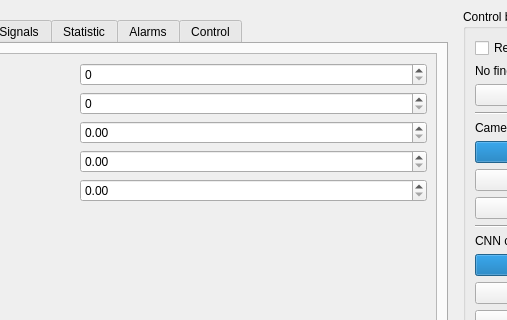
First picture: the form in modules_py/mainWindowSmir_ui.ui, repository rubiliks/CamViewer_Hikrobot_GiGE, before the edit; both pictures show x 312 to 819 and y 0 to 320 of the 984 by 704 pixel window.
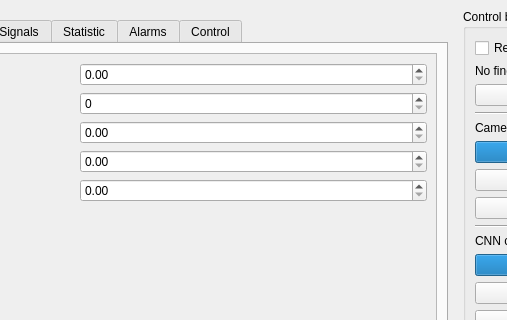
Second picture: the form after the edit. The open tabs and pages were chosen to show the change.

The edit to the form file:
```diff
--- a/modules_py/mainWindowSmir_ui.ui
+++ b/modules_py/mainWindowSmir_ui.ui
@@ -459,7 +459,7 @@
                       </widget>
                      </item>
                      <item>
-                      <widget class="QSpinBox" name="lengthToValvesBlockSpinBox"/>
+                      <widget class="QDoubleSpinBox" name="lengthToValvesBlockdoubleSpinBox"/>
                      </item>
                     </layout>
                    </item>
```
Left out of the diff: 2 changed lines with no effect on the pictures.
